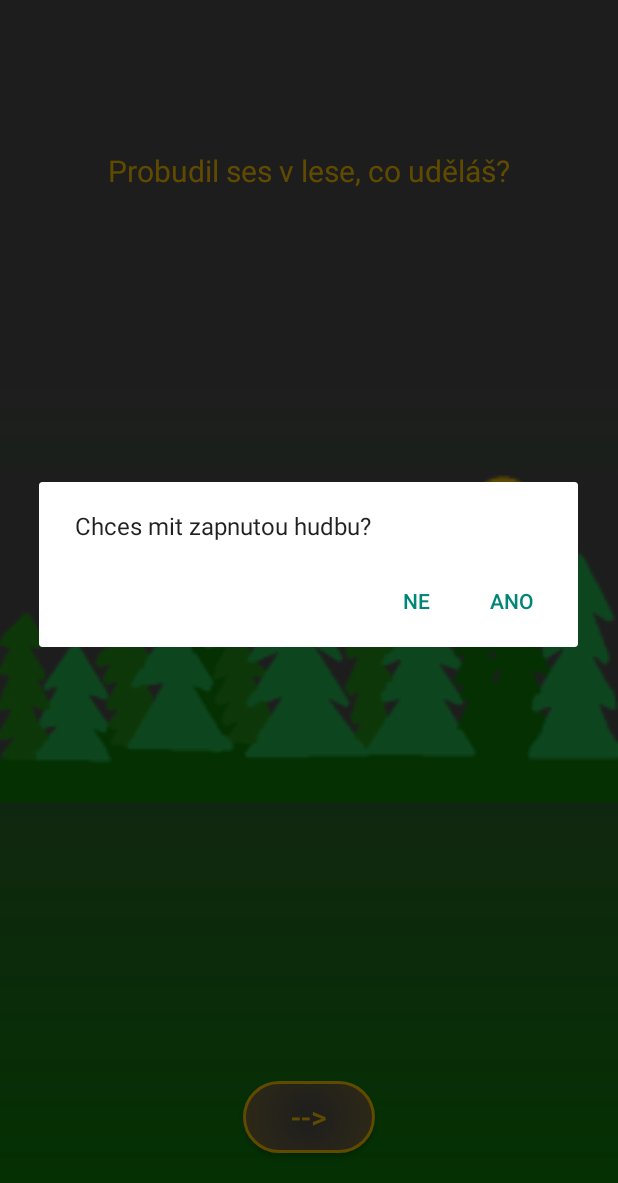
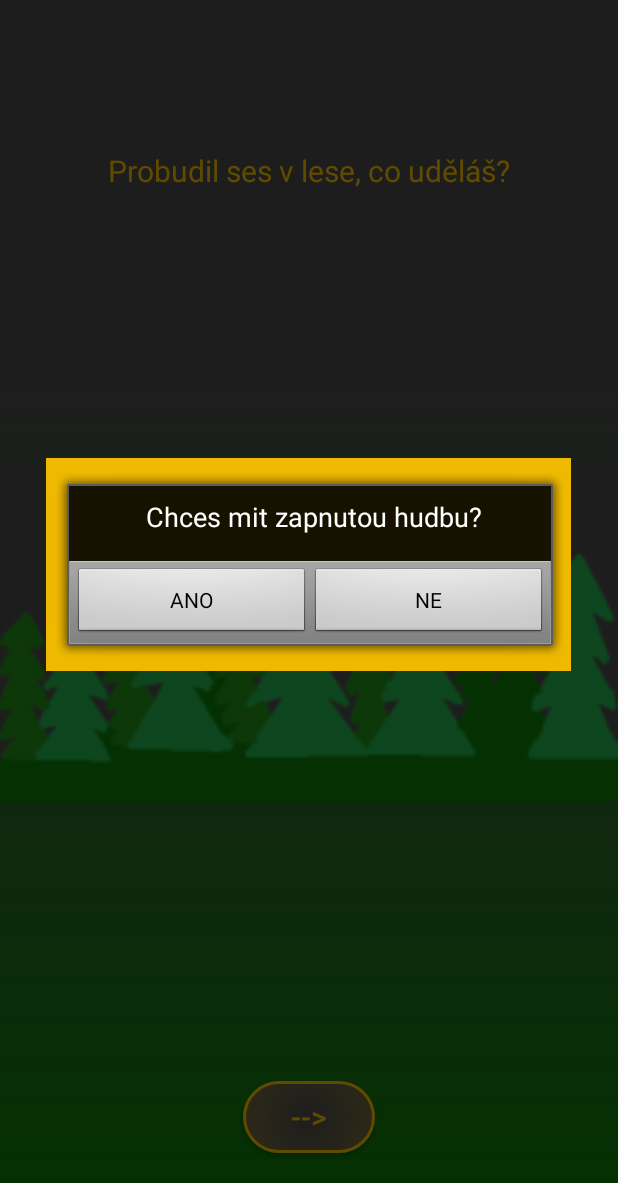
Before and after one commit to LucieTesarova/GameElf, an Android app: the GameQuestion screen opened directly, with no data from a screen before it, in the options menu, after a tap on "Nastaveni", on a phone screen of 412 x 824 dp, the part 53-1236 px from its top. Run offline under Robolectric (Android 15) with nearby library versions, the phone set to English and light mode, and no system bars.

Commit message:
update SoundDialog

```diff
--- a/app/src/main/java/com/example/lucie/mygame1/GameQuestion.java
+++ b/app/src/main/java/com/example/lucie/mygame1/GameQuestion.java
@@ -31,7 +31,7 @@ public class GameQuestion extends AppCompatActivity {
     protected void onCreate(Bundle savedInstanceState) {
         super.onCreate(savedInstanceState);
         setContentView(R.layout.gamequestion);
-        Toolbar myToolbar = (Toolbar) findViewById(R.id.appbar);
+        Toolbar myToolbar = findViewById(R.id.appbar);
         setSupportActionBar(myToolbar);
 
         otazka = findViewById(R.id.otazka);
--- a/app/src/main/java/com/example/lucie/mygame1/MainActivity.java
+++ b/app/src/main/java/com/example/lucie/mygame1/MainActivity.java
@@ -3,6 +3,7 @@ package com.example.lucie.mygame1;
 
 import android.content.Intent;
 import android.os.Bundle;
+import android.support.v4.app.FragmentManager;
 import android.support.v7.app.AppCompatActivity;
 import android.support.v7.widget.Toolbar;
 import android.view.View;
@@ -24,6 +25,8 @@ public class MainActivity extends AppCompatActivity {
     protected void onCreate(Bundle savedInstanceState) {
         super.onCreate(savedInstanceState);
         setContentView(R.layout.activity_main);
+        Toolbar myToolbar = findViewById(R.id.appbar);
+        setSupportActionBar(myToolbar);
         BackgroundSound.create(this);
 
         hrat = findViewById(R.id.buttonHrat);
--- a/app/src/main/java/com/example/lucie/mygame1/SoundDialogFragment.java
+++ b/app/src/main/java/com/example/lucie/mygame1/SoundDialogFragment.java
@@ -4,14 +4,21 @@ import android.app.AlertDialog;
 import android.app.Dialog;
 import android.content.DialogInterface;
 import android.os.Bundle;
+import android.support.annotation.Nullable;
 import android.support.v4.app.DialogFragment;
+import android.view.LayoutInflater;
+import android.view.View;
+import android.view.ViewGroup;
+import android.view.WindowManager;
+import android.widget.EditText;
 
 public class SoundDialogFragment extends DialogFragment {
 
     @Override
     public Dialog onCreateDialog(Bundle savedInstanceState) {
-        // Use the Builder class for convenient dialog construction
-        AlertDialog.Builder builder = new AlertDialog.Builder(getActivity());
+
+        AlertDialog.Builder builder = new AlertDialog.Builder(getActivity(), R.style.MyDialog);
+
         builder.setMessage("Chces mit zapnutou hudbu?")
                 .setPositiveButton("ANO", new DialogInterface.OnClickListener() {
                     public void onClick(DialogInterface dialog, int id) {
@@ -23,7 +30,6 @@ public class SoundDialogFragment extends DialogFragment {
                        BackgroundSound.turnOffMusic();
                     }
                 });
-        // Create the AlertDialog object and return it
         return builder.create();
     }
 }
--- a/app/src/main/res/layout/activity_end_lose.xml
+++ b/app/src/main/res/layout/activity_end_lose.xml
@@ -4,6 +4,11 @@
     android:layout_width="match_parent"
     android:layout_height="match_parent"
     android:background="@color/colorgrey">
+
+    <include
+        layout="@layout/app_bar"
+        android:id="@+id/appbar">
+    </include>
 
     <ImageView
         android:id="@+id/image_prohraljsi"
--- a/app/src/main/res/layout/activity_end_win.xml
+++ b/app/src/main/res/layout/activity_end_win.xml
@@ -4,6 +4,11 @@
     android:layout_width="match_parent"
     android:layout_height="match_parent"
     android:background="@color/colorgreen">
+
+    <include
+        layout="@layout/app_bar"
+        android:id="@+id/appbar">
+    </include>
 
     <ImageView
         android:id="@+id/image_vyhraljsi"
--- a/app/src/main/res/layout/activity_main.xml
+++ b/app/src/main/res/layout/activity_main.xml
@@ -5,6 +5,11 @@
     android:layout_height="match_parent"
     tools:context=".MainActivity"
     android:background="@drawable/mydrawable">
+
+    <include
+        layout="@layout/app_bar"
+        android:id="@+id/appbar">
+    </include>
 
     <TextView
         android:layout_width="wrap_content"
--- a/app/src/main/res/values/styles.xml
+++ b/app/src/main/res/values/styles.xml
@@ -15,4 +15,12 @@
         <item name="android:dropDownVerticalOffset">-10dp</item>
     </style>
 
+    <!-- DialogFragment theme. -->
+    <style name="MyDialog" parent="@android:style/Theme.Dialog">
+        <item name="android:windowBackground">@color/coloryellow</item>
+        <item name="android:windowIsFloating">true</item>
+        <item name="android:windowAnimationStyle">@android:style/Animation.Dialog</item>
+        <item name="android:gravity">center</item>
+    </style>
+
 </resources>
```
Also changed, not shown: app/src/main/java/com/example/lucie/mygame1/EndLoseActivity.java (+25 -0 lines), app/src/main/java/com/example/lucie/mygame1/EndWinActivity.java (+25 -1 lines), app/src/main/res/menu/menu_end.xml (added, +12 -0 lines).
